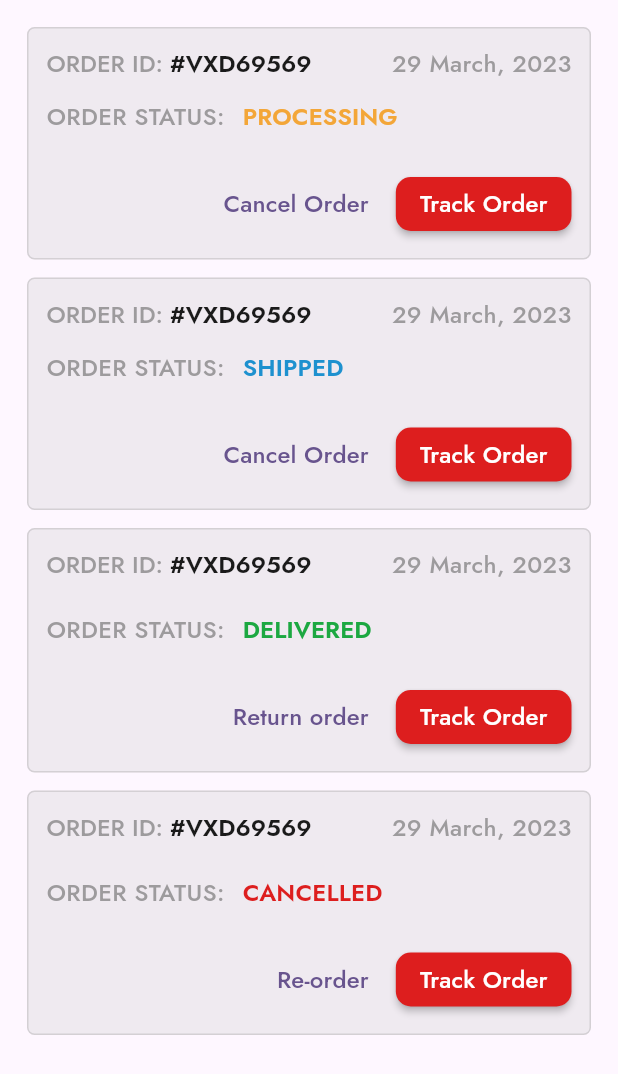
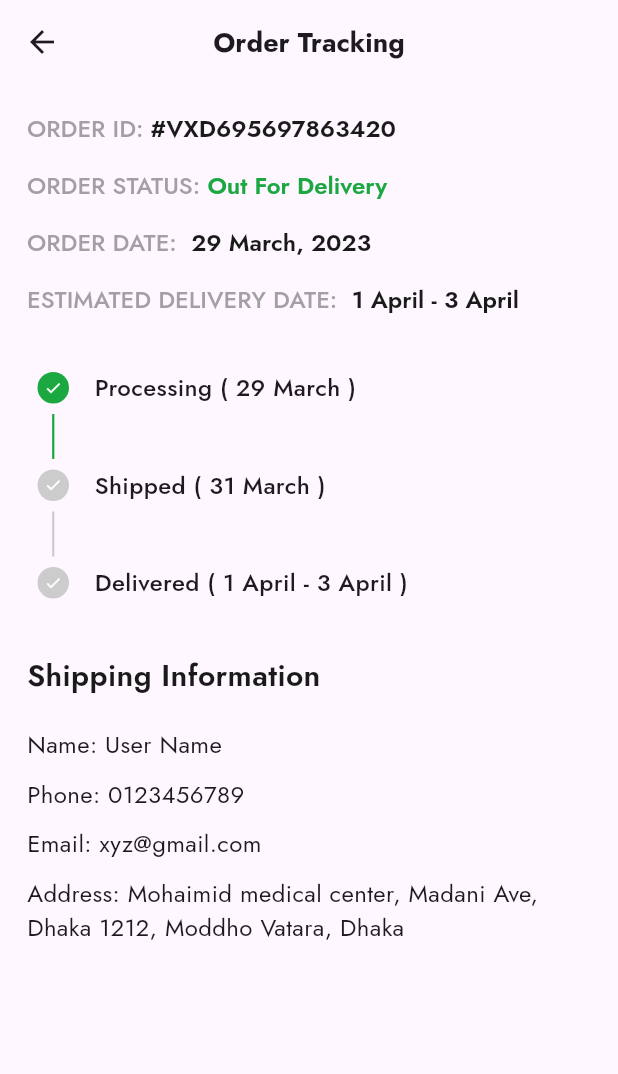
Before and after one commit to sumu904/bike-shop-app, a Flutter app: the AllOrdersPage screen opened directly, after a tap on "Track Order", on a phone screen of 412 x 824 dp. Shown: the top 1074 px of the screen. Run offline on Flutter 3.47's test engine with Material 3 defaults, Android fonts, the light colour scheme and no system bars; our stand-ins replace carousel_slider, image_picker, persistent_bottom_nav_bar; missing offline and left inert: flutter_pannable_rating_bar.

Commit message:
Completed order tracking page in the account section

```diff
--- a/lib/features/nav_bar/account/screen/orders/cancelled_page.dart
+++ b/lib/features/nav_bar/account/screen/orders/cancelled_page.dart
@@ -1,4 +1,5 @@
 import 'package:flutter/material.dart';
+import 'package:two_wheelers_bd/features/nav_bar/account/screen/orders/tracking_cancel_page.dart';
 
 import '../../../../../utils/colors.dart';
 import '../../../../../utils/dimensions.dart';
@@ -89,7 +90,9 @@ class _CancelledPageState extends State<CancelledPage> {
                           shape: RoundedRectangleBorder(
                               borderRadius:
                               BorderRadius.circular(10)),
-                          onPressed: () {},
+                          onPressed: () {
+                            Navigator.of(context).push(MaterialPageRoute(builder: (context)=>TrackingCancelPage()));
+                          },
                           child: Text(
                             "Track Order",
                             style: jostMedium.copyWith(
--- a/lib/features/nav_bar/account/screen/orders/delivered_page.dart
+++ b/lib/features/nav_bar/account/screen/orders/delivered_page.dart
@@ -1,4 +1,5 @@
 import 'package:flutter/material.dart';
+import 'package:two_wheelers_bd/features/nav_bar/account/screen/orders/tracking_page.dart';
 
 import '../../../../../utils/colors.dart';
 import '../../../../../utils/dimensions.dart';
@@ -202,7 +203,9 @@ class _DeliveredPageState extends State<DeliveredPage> {
                           shape: RoundedRectangleBorder(
                               borderRadius:
                               BorderRadius.circular(10)),
-                          onPressed: () {},
+                          onPressed: () {
+                            Navigator.of(context).push(MaterialPageRoute(builder: (context)=>TrackingPage()));
+                          },
                           child: Text(
                             "Track Order",
                             style: jostMedium.copyWith(
--- a/lib/features/nav_bar/account/screen/orders/processing_page.dart
+++ b/lib/features/nav_bar/account/screen/orders/processing_page.dart
@@ -4,6 +4,7 @@ import '../../../../../utils/colors.dart';
 import '../../../../../utils/dimensions.dart';
 import '../../../../../utils/styles.dart';
 import 'order_details_page.dart';
+import 'tracking_page.dart';
 
 class ProcessingPage extends StatefulWidget {
   const ProcessingPage({super.key});
@@ -204,7 +205,9 @@ class _ProcessingPageState extends State<ProcessingPage> {
                           shape: RoundedRectangleBorder(
                               borderRadius:
                               BorderRadius.circular(10)),
-                          onPressed: () {},
+                          onPressed: () {
+                            Navigator.of(context).push(MaterialPageRoute(builder: (context)=>TrackingPage()));
+                          },
                           child: Text(
                             "Track Order",
                             style: jostMedium.copyWith(
--- a/lib/features/nav_bar/account/screen/orders/shipped_page.dart
+++ b/lib/features/nav_bar/account/screen/orders/shipped_page.dart
@@ -1,4 +1,5 @@
 import 'package:flutter/material.dart';
+import 'package:two_wheelers_bd/features/nav_bar/account/screen/orders/tracking_page.dart';
 
 import '../../../../../utils/colors.dart';
 import '../../../../../utils/dimensions.dart';
@@ -202,7 +203,9 @@ class _ShippedPageState extends State<ShippedPage> {
                           shape: RoundedRectangleBorder(
                               borderRadius:
                               BorderRadius.circular(10)),
-                          onPressed: () {},
+                          onPressed: () {
+                            Navigator.of(context).push(MaterialPageRoute(builder: (context)=>TrackingPage()));
+                          },
                           child: Text(
                             "Track Order",
                             style: jostMedium.copyWith(
--- /dev/null
+++ b/lib/features/nav_bar/account/screen/orders/tracking_page.dart
@@ -0,0 +1,228 @@
+import 'package:flutter/material.dart';
+
+import '../../../../../utils/colors.dart';
+import '../../../../../utils/dimensions.dart';
+import '../../../../../utils/styles.dart';
+
+class TrackingPage extends StatefulWidget {
+  const TrackingPage({super.key});
+
+  @override
+  State<TrackingPage> createState() => _TrackingPageState();
+}
+
+class _TrackingPageState extends State<TrackingPage> {
+  @override
+  Widget build(BuildContext context) {
+    return Scaffold(
+      appBar: AppBar(
+        centerTitle: true,
+        leading: IconButton(
+          onPressed: () {
+            Navigator.of(context).pop();
+          },
+          icon: Icon(Icons.arrow_back),
+        ),
+        title: Text("Order Tracking",
+            style: jostSemiBold.copyWith(
+                fontWeight: FontWeight.w700,
+                fontSize: Dimensions.fontSizeEighteen)),
+      ),
+      body: SingleChildScrollView(
+        child: Container(
+          padding: EdgeInsets.all(18),
+          child: Column(
+            crossAxisAlignment: CrossAxisAlignment.start,
+            children: [
+              Row(
+                mainAxisAlignment: MainAxisAlignment.spaceBetween,
+                children: [
+                  RichText(
+                    text: TextSpan(
+                      text: 'ORDER ID:',
+                      style: jostMedium.copyWith(
+                          fontSize: Dimensions.fontSizeSixteen,
+                          color: AppColors.grey3.withOpacity(0.6)),
+                      children: <TextSpan>[
+                        TextSpan(
+                          text: ' #VXD695697863420',
+                          style: jostSemiBold.copyWith(
+                              fontSize: Dimensions.fontSizeSixteen,
+                              color: AppColors.black),
+                        )
+                      ],
+                    ),
+                  ),
+                ],
+              ),
+              SizedBox(
+                height: 15,
+              ),
+              Row(
+                mainAxisAlignment: MainAxisAlignment.spaceBetween,
+                children: [
+                  RichText(
+                    text: TextSpan(
+                      text: 'ORDER STATUS:',
+                      style: jostMedium.copyWith(
+                          fontSize: Dimensions.fontSizeSixteen,
+                          color: AppColors.grey3.withOpacity(0.6)),
+                      children: <TextSpan>[
+                        TextSpan(
+                          text: ' Out For Delivery',
+                          style: jostSemiBold.copyWith(
+                              fontSize: Dimensions.fontSizeSixteen,
+                              color: AppColors.green),
+                        )
+                      ],
+                    ),
+                  ),
+                ],
+              ),
+              SizedBox(
+                height: 15,
+              ),
+              Row(
+                mainAxisAlignment: MainAxisAlignment.spaceBetween,
+                children: [
+                  RichText(
+                    text: TextSpan(
+                      text: 'ORDER DATE:',
+                      style: jostMedium.copyWith(
+                          fontSize: Dimensions.fontSizeSixteen,
+                          color: AppColors.grey3.withOpacity(0.6)),
+                      children: <TextSpan>[
+                        TextSpan(
+                          text: '  29 March, 2023',
+                          style: jostSemiBold.copyWith(
+                              fontSize: Dimensions.fontSizeSixteen,
+                              color: AppColors.black),
+                        )
+                      ],
+                    ),
+                  ),
+                ],
+              ),
+              SizedBox(
+                height: 15,
+              ),
+              Row(
+                mainAxisAlignment: MainAxisAlignment.spaceBetween,
+                children: [
+                  RichText(
+                    text: TextSpan(
+                      text: 'ESTIMATED DELIVERY DATE:',
+                      style: jostMedium.copyWith(
+                          fontSize: Dimensions.fontSizeSixteen,
+                          color: AppColors.grey3.withOpacity(0.6)),
+                      children: <TextSpan>[
+                        TextSpan(
+                          text: '  1 April - 3 April',
+                          style: jostSemiBold.copyWith(
+                              fontSize: Dimensions.fontSizeSixteen,
+                              color: AppColors.black),
+                        )
+                      ],
+                    ),
+                  ),
+                ],
+              ),
+              SizedBox(
+                height: 30,
+              ),
+              Column(children: [
+                Row(children: [
+                  Column(children: [
+                    PointWidget(statusColor: AppColors.green),
+                    Container(width: 1.5, height: 30, color: AppColors.green),
+                    PointWidget(statusColor: AppColors.grey2),
+                    Container(width: 1.5, height: 30, color: AppColors.grey2),
+                    PointWidget(statusColor: AppColors.grey2),
+                  ]),
+                  SizedBox(width: 10),
+                  Column(
+                      crossAxisAlignment: CrossAxisAlignment.start,
+                      children: [
+                        StatusTitleWidget(
+                          statusText: 'Processing ( 29 March )',
+                        ),
+                        SizedBox(height: 42),
+                        StatusTitleWidget(
+                          statusText: 'Shipped ( 31 March )',
+                        ),
+                        SizedBox(height: 42),
+                        StatusTitleWidget(
+                          statusText: 'Delivered ( 1 April - 3 April )',
+                        ),
+                      ]),
+                ]),
+              ]),
+              SizedBox(
+                height: 30,
+              ),
+              Text("Shipping Information",style: jostSemiBold.copyWith(
+                  fontSize: Dimensions.fontSizeTwenty,
+                  color: AppColors.black)),
+              SizedBox(height: 20,),
+              Text("Name: User Name",style: jostRegular.copyWith(fontSize: Dimensions.fontSizeSixteen),),
+              SizedBox(height: 10,),
+              Text("Phone: 0123456789",style: jostRegular.copyWith(fontSize: Dimensions.fontSizeSixteen),),
+              SizedBox(height: 10,),
+              Text("Email: xyz@gmail.com",style: jostRegular.copyWith(fontSize: Dimensions.fontSizeSixteen),),
+              SizedBox(height: 10,),
+              Text("Address: Mohaimid medical center, Madani Ave, Dhaka 1212, Moddho Vatara, Dhaka",style: jostRegular.copyWith(fontSize: Dimensions.fontSizeSixteen),),
+            ],
+          ),
+        ),
+      ),
+    );
+  }
+}
+
+class PointWidget extends StatelessWidget {
+  final Color statusColor;
+
+  const PointWidget({super.key, required this.statusColor});
+
+  @override
+  Widget build(BuildContext context) {
+    return Container(
+      padding: const EdgeInsets.all(7),
+      width: 35,
+      height: 35,
+      child: Container(
+        child: Icon(
+          Icons.check,
+          size: 12,
+          color: AppColors.white,
+        ),
+        decoration: BoxDecoration(
+          color: statusColor,
+          shape: BoxShape.circle,
+        ),
+      ),
+    );
+  }
+}
+
+class StatusTitleWidget extends StatelessWidget {
+  final String statusText;
+
+  const StatusTitleWidget({
+    super.key,
+    required this.statusText,
+  });
+
+  @override
+  Widget build(BuildContext context) {
+    return Column(
+      crossAxisAlignment: CrossAxisAlignment.start,
+      children: [
+        Text(statusText,
+      style: jostMedium.copyWith(
+          fontSize: Dimensions.fontSizeSixteen,
+      )),
+      ],
+    );
+  }
+}
--- a/lib/features/nav_bar/account/screen/profile/user_profile.dart
+++ b/lib/features/nav_bar/account/screen/profile/user_profile.dart
@@ -5,6 +5,7 @@ import 'package:image_picker/image_picker.dart';
 import 'package:two_wheelers_bd/features/nav_bar/account/screen/addresses_page.dart';
 import 'package:two_wheelers_bd/features/nav_bar/account/screen/bike_info_page.dart';
 import 'package:two_wheelers_bd/features/nav_bar/account/screen/profile/profile_info_page.dart';
+import 'package:two_wheelers_bd/features/nav_bar/account/screen/wish_list_page.dart';
 
 import '../../../../../utils/colors.dart';
 import '../../../../../utils/dimensions.dart';
@@ -169,7 +170,9 @@ class _UserProfileState extends State<UserProfile> {
                 ),
               ),
               ListTile(
-                onTap: () {},
+                onTap: () {
+                  Navigator.of(context).push(MaterialPageRoute(builder: (context)=>WishListPage()));
+                },
                 leading: Icon(Icons.favorite_border,size: 30,),
                 title: Text(
                   "My Wishlist",
```
Also changed, not shown: lib/features/nav_bar/account/screen/orders/all_orders_page.dart (+14 -4 lines), lib/features/nav_bar/account/screen/orders/tracking_cancel_page.dart (added, +225 -0 lines), lib/features/nav_bar/account/screen/wish_list_page.dart (added, +65 -0 lines).
